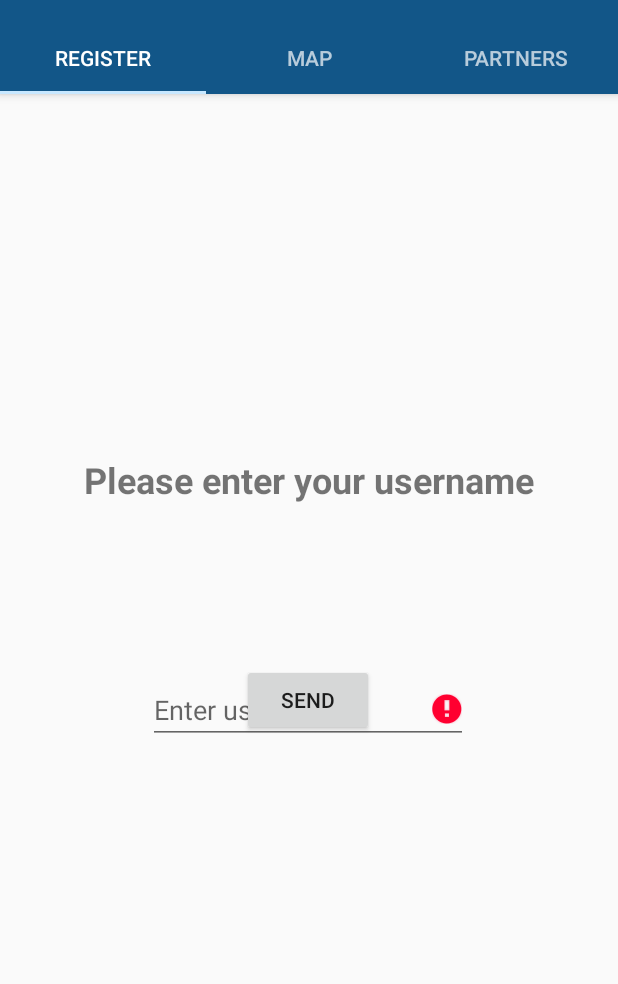
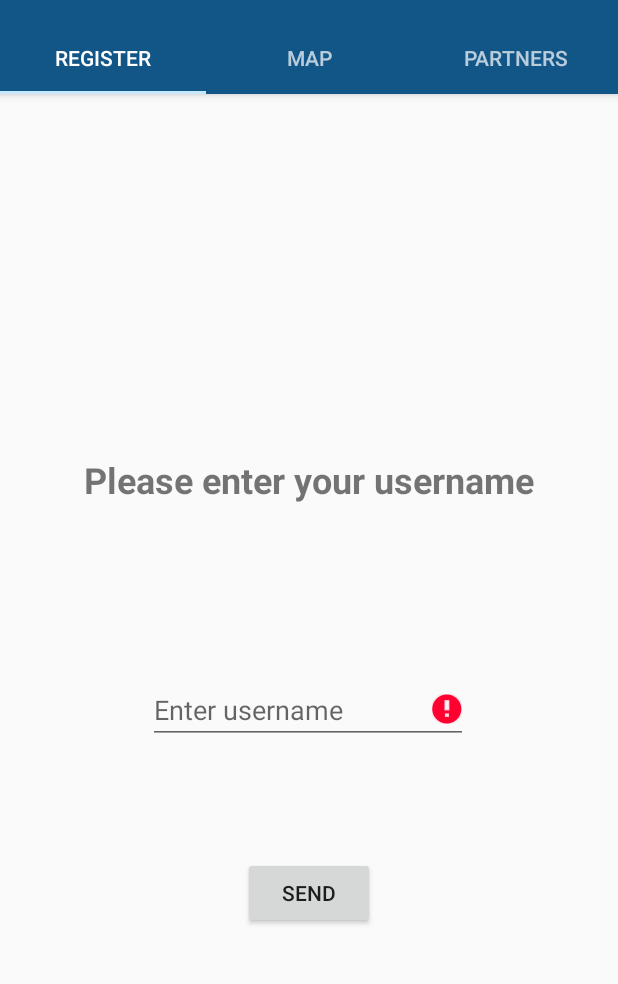
Before and after one commit to drwitteck/MapChatApp, an Android app: the screen it shows after launch (MainActivity), after a tap on "SEND", on a phone screen of 412 x 824 dp, the part 62-1046 px from its top. Run offline under Robolectric (Android 15) with nearby library versions, the phone set to English and light mode, and no system bars; our stand-ins replace Volley; network calls fail.

Commit message:
Minor changes

```diff
--- a/app/src/main/java/com/example/derekwitteck/mapchatapp/Fragments/MapFragment.java
+++ b/app/src/main/java/com/example/derekwitteck/mapchatapp/Fragments/MapFragment.java
@@ -46,6 +46,10 @@ public class MapFragment extends Fragment implements OnMapReadyCallback {
                              Bundle savedInstanceState) {
         View view = inflater.inflate(R.layout.fragment_map, container, false);
 
+//        currentLocation = lm.getLastKnownLocation(LocationManager.GPS_PROVIDER);
+//        double latitude = currentLocation.getLatitude();
+//        double longitude = currentLocation.getLongitude();
+
         mMapView = view.findViewById(R.id.map);
         lm = (LocationManager) getActivity().getSystemService(Context.LOCATION_SERVICE);
 
@@ -63,8 +67,6 @@ public class MapFragment extends Fragment implements OnMapReadyCallback {
                 MarkerOptions marker = new MarkerOptions().position(latLng).title("My Location");
                 mGoogleMap.addMarker(marker);
             }
-
-
 
             @Override
             public void onStatusChanged(String s, int i, Bundle bundle) {
--- a/app/src/main/java/com/example/derekwitteck/mapchatapp/Fragments/PartnersFragment.java
+++ b/app/src/main/java/com/example/derekwitteck/mapchatapp/Fragments/PartnersFragment.java
@@ -3,7 +3,6 @@ package com.example.derekwitteck.mapchatapp.Fragments;
 import android.app.Activity;
 import android.content.Context;
 import android.os.Bundle;
-import android.support.constraint.ConstraintLayout;
 import android.util.Log;
 import android.view.LayoutInflater;
 import android.view.View;
@@ -17,12 +16,11 @@ import com.android.volley.VolleyError;
 import com.android.volley.toolbox.JsonArrayRequest;
 import com.example.derekwitteck.mapchatapp.R;
 import com.example.derekwitteck.mapchatapp.RequestQueueSingleton;
+import com.example.derekwitteck.mapchatapp.PartnerData;
 
 import org.json.JSONArray;
 import org.json.JSONException;
 import org.json.JSONObject;
-
-import static com.example.derekwitteck.mapchatapp.RequestQueueSingleton.getInstance;
 
 public class PartnersFragment extends Fragment {
     private Context mContext;
@@ -31,6 +29,7 @@ public class PartnersFragment extends Fragment {
     private String mJsonURL = "https://kamorris.com/lab/get_locations.php";
     private String data = "";
     private RequestQueue requestQueue;
+    private PartnerData partnerData;
 
     public PartnersFragment() {
         // Required empty public constructor
--- a/app/src/main/java/com/example/derekwitteck/mapchatapp/Fragments/RegisterFragment.java
+++ b/app/src/main/java/com/example/derekwitteck/mapchatapp/Fragments/RegisterFragment.java
@@ -33,13 +33,12 @@ import java.util.Map;
 public class RegisterFragment extends Fragment {
     private EditText mEditText;
     private Button mSendButton;
-    private String username;
+    private String username, latitudeString, longitudeString;
     private String mJsonURL = "https://kamorris.com/lab/register_location.php";
     RequestQueue requestQueue;
     LocationManager lm;
     LocationListener ll;
-    LatLng latLng;
-    Location currentLocation;
+
 
     public RegisterFragment() {
         // Required empty public constructor
@@ -56,13 +55,25 @@ public class RegisterFragment extends Fragment {
 
         View v = inflater.inflate(R.layout.fragment_register, container, false);
 
+        mEditText = v.findViewById(R.id.editTextUsername);
+        username = mEditText.getText().toString();
+
+        mSendButton = v.findViewById(R.id.buttonSend);
+        mSendButton.setOnClickListener(new View.OnClickListener() {
+            @Override
+            public void onClick(View view) {
+                if (TextUtils.isEmpty(mEditText.getText().toString())){
+                    mEditText.setError("Please enter a username");
+                }
+
+
+
                 lm = (LocationManager) getActivity().getSystemService(Context.LOCATION_SERVICE);
                 ll = new LocationListener() {
                     @Override
                     public void onLocationChanged(Location location) {
-                latLng = new LatLng(location.getLatitude(), location.getLongitude());
-                //CameraUpdate cu = CameraUpdateFactory.newLatLngZoom(latLng, 16);
-                currentLocation = location;
+                        latitudeString = String.valueOf(location.getLatitude());
+                        longitudeString = String.valueOf(location.getLongitude());
                     }
 
                     @Override
@@ -81,26 +92,15 @@ public class RegisterFragment extends Fragment {
                     }
                 };
 
-        mEditText = v.findViewById(R.id.editTextUsername);
-        username = mEditText.getText().toString();
-
-        mSendButton = v.findViewById(R.id.buttonSend);
-        mSendButton.setOnClickListener(new View.OnClickListener() {
-            @Override
-            public void onClick(View view) {
-                if (TextUtils.isEmpty(mEditText.getText().toString())){
-                    mEditText.setError("Please enter a username");
-                }
-
                 requestQueue = RequestQueueSingleton.getInstance(getActivity())
                         .getRequestQueue();
 
-                Map<String, String> params = new HashMap<>();
-                params.put("Username", username);
-                params.put("Latitude", "123");
-                params.put("Longitude", "456");
+//                Map<String, String> params = new HashMap<>();
+//                params.put("Username", username);
+//                params.put("Latitude", latitudeString);
+//                params.put("Longitude", longitudeString);
 
-                JsonObjectRequest postRequest = new JsonObjectRequest(mJsonURL, new JSONObject(params),
+                JsonObjectRequest postRequest = new JsonObjectRequest(mJsonURL, new JSONObject(),
                         new Response.Listener<JSONObject>() {
                             @Override
                             public void onResponse(JSONObject response) {
@@ -114,26 +114,21 @@ public class RegisterFragment extends Fragment {
                                 VolleyLog.v("Error.Response", error.getMessage());
                             }
                         }
-                );
+                ){
+                    protected Map<String, String> getParams(){
+                        Map<String, String> params = new HashMap<>();
+                        params.put("Username", username);
+                        params.put("Latitude", latitudeString);
+                        params.put("Longitude", longitudeString);
+
+                        return params;
+                    }
+                };
 
                 requestQueue.add(postRequest);
             }
         });
 
-        //{};
-//            @Override
-//            protected Map<String, String> getParams(){
-//                Map<String, String> params = new HashMap<>();
-//                params.put("Username", username);
-//                params.put("Latitude", "123");
-//                params.put("Longitude", "456");
-//
-//                return params;
-//            }
-//        };
-
-        //requestQueue.add(postRequest);
-
         return v;
     }
 }
--- a/app/src/main/java/com/example/derekwitteck/mapchatapp/UserData.java
+++ b/app/src/main/java/com/example/derekwitteck/mapchatapp/PartnerData.java
@@ -1,10 +1,10 @@
 package com.example.derekwitteck.mapchatapp;
 
-public class UserData {
+public class PartnerData {
     private String username;
     Double latitude, longitude;
 
-    public UserData(String username, Double latitude, Double longitude){
+    public PartnerData(String username, Double latitude, Double longitude){
         this.username = username;
         this.latitude = latitude;
         this.longitude = longitude;
--- a/app/src/main/res/layout/fragment_register.xml
+++ b/app/src/main/res/layout/fragment_register.xml
@@ -46,16 +46,14 @@
         android:id="@+id/buttonSend"
         android:layout_width="wrap_content"
         android:layout_height="wrap_content"
-        android:layout_marginBottom="204dp"
+        android:layout_marginBottom="8dp"
         android:layout_marginEnd="8dp"
         android:layout_marginStart="8dp"
         android:layout_marginTop="8dp"
         android:text="Send"
         app:layout_constraintBottom_toBottomOf="parent"
         app:layout_constraintEnd_toEndOf="parent"
-        app:layout_constraintHorizontal_bias="0.498"
         app:layout_constraintStart_toStartOf="parent"
-        app:layout_constraintTop_toBottomOf="@+id/editTextUsername"
-        app:layout_constraintVertical_bias="1.0" />
+        app:layout_constraintTop_toBottomOf="@+id/editTextUsername" />
 
 </android.support.constraint.ConstraintLayout>
```
Lines whose indentation alone changed are shown as unchanged.
